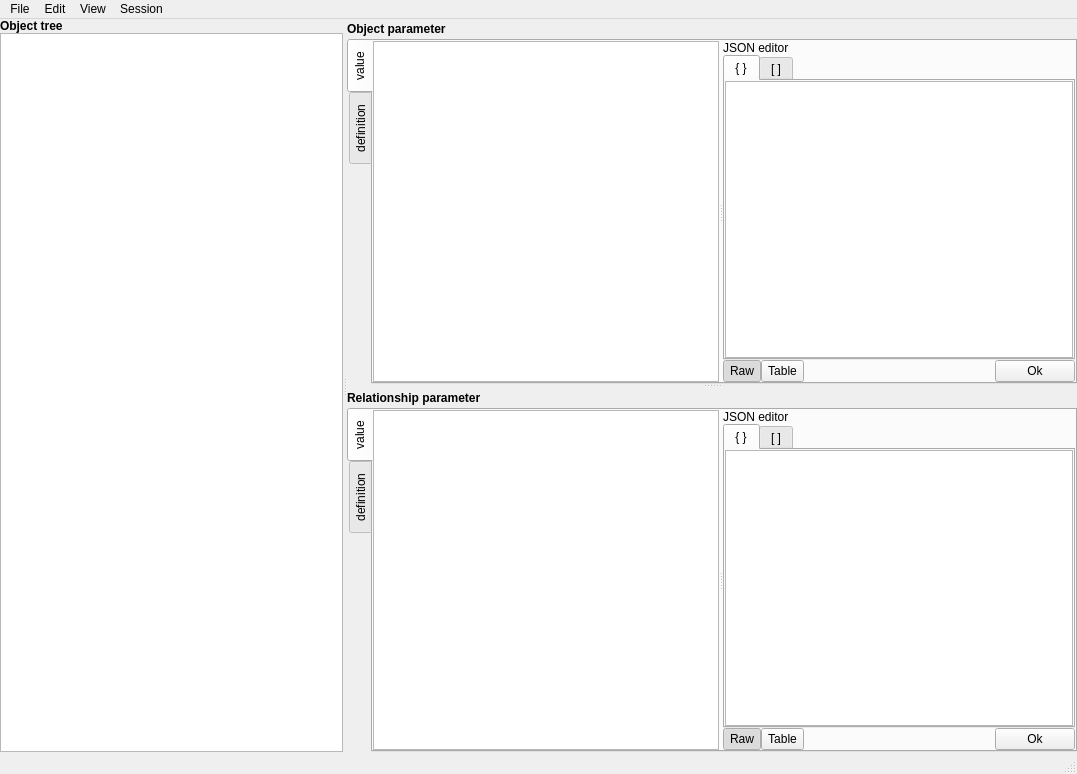
Above: spinetoolbox/ui/tree_view_form.ui from spine-tools/Spine-Toolbox before the change. Below: the same form after it.
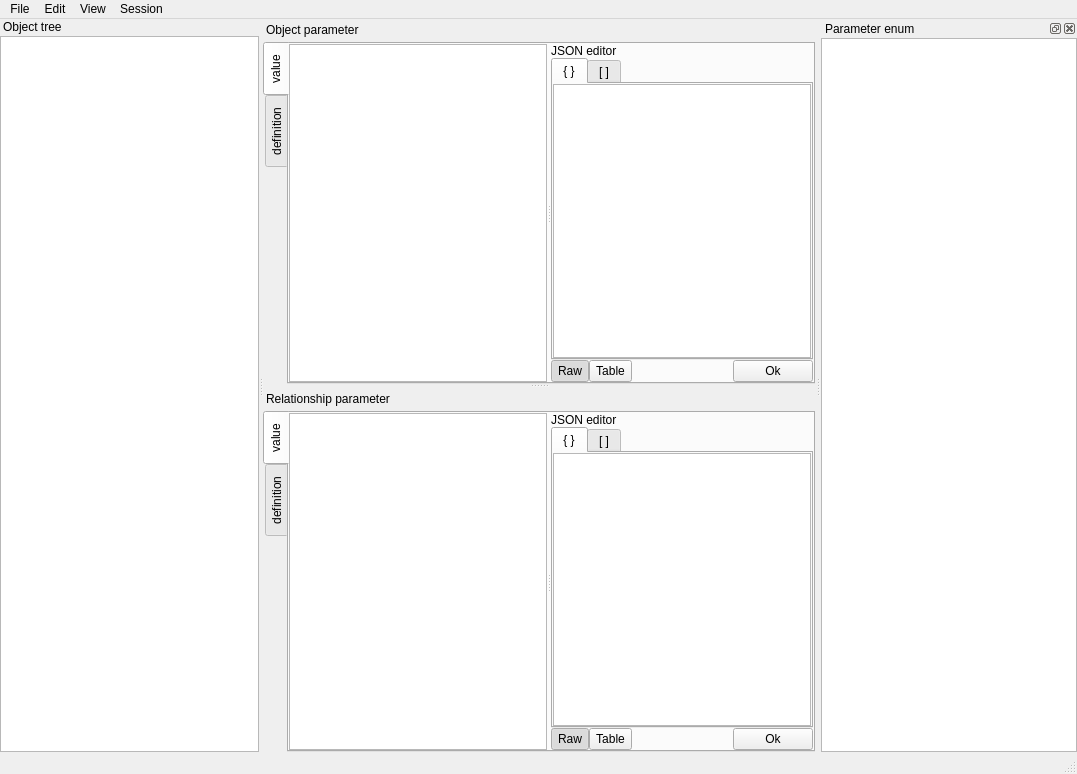
That is the form after the change. Icons and pictures are not drawn. Custom widgets are drawn as their Qt base class.

Commit message: Issue #253 updated: towards support for parameter enums.

```diff
--- a/spinetoolbox/ui/tree_view_form.ui
+++ b/spinetoolbox/ui/tree_view_form.ui
@@ -55,18 +55,43 @@
         <property name="spacing">
          <number>0</number>
         </property>
+        <property name="leftMargin">
+         <number>0</number>
+        </property>
+        <property name="topMargin">
+         <number>0</number>
+        </property>
+        <property name="rightMargin">
+         <number>0</number>
+        </property>
+        <property name="bottomMargin">
+         <number>0</number>
+        </property>
         <item>
-         <widget class="QLabel" name="label_object_tree">
-          <property name="font">
-           <font>
-            <weight>75</weight>
-            <bold>true</bold>
-           </font>
+         <layout class="QHBoxLayout" name="horizontalLayout_4">
+          <property name="spacing">
+           <number>0</number>
           </property>
-          <property name="text">
-           <string>&lt;html&gt;&lt;head/&gt;&lt;body&gt;&lt;p&gt;Object tree&lt;/p&gt;&lt;/body&gt;&lt;/html&gt;</string>
+          <property name="leftMargin">
+           <number>3</number>
           </property>
-         </widget>
+          <property name="topMargin">
+           <number>1</number>
+          </property>
+          <property name="rightMargin">
+           <number>0</number>
+          </property>
+          <property name="bottomMargin">
+           <number>2</number>
+          </property>
+          <item>
+           <widget class="QLabel" name="label_object_tree">
+            <property name="text">
+             <string>Object tree</string>
+            </property>
+           </widget>
+          </item>
+         </layout>
         </item>
         <item>
          <widget class="ObjectTreeView" name="treeView_object">
@@ -113,17 +138,35 @@
             <property name="leftMargin">
              <number>0</number>
             </property>
+            <property name="topMargin">
+             <number>0</number>
+            </property>
+            <property name="rightMargin">
+             <number>0</number>
+            </property>
+            <property name="bottomMargin">
+             <number>0</number>
+            </property>
             <item>
              <layout class="QHBoxLayout" name="horizontalLayout_9">
               <property name="spacing">
                <number>0</number>
               </property>
+              <property name="leftMargin">
+               <number>3</number>
+              </property>
+              <property name="topMargin">
+               <number>1</number>
+              </property>
+              <property name="bottomMargin">
+               <number>2</number>
+              </property>
               <item>
                <widget class="QLabel" name="label_object_parameter">
                 <property name="font">
                  <font>
-                  <weight>75</weight>
-                  <bold>true</bold>
+                  <weight>50</weight>
+                  <bold>false</bold>
                  </font>
                 </property>
                 <property name="text">
@@ -516,14 +559,32 @@
             <property name="leftMargin">
              <number>0</number>
             </property>
+            <property name="topMargin">
+             <number>0</number>
+            </property>
+            <property name="rightMargin">
+             <number>0</number>
+            </property>
             <item>
              <layout class="QHBoxLayout" name="horizontalLayout_10">
+              <property name="spacing">
+               <number>0</number>
+              </property>
+              <property name="leftMargin">
+               <number>3</number>
+              </property>
+              <property name="topMargin">
+               <number>1</number>
+              </property>
+              <property name="bottomMargin">
+               <number>2</number>
+              </property>
               <item>
                <widget class="QLabel" name="label_4">
                 <property name="font">
                  <font>
-                  <weight>75</weight>
-                  <bold>true</bold>
+                  <weight>50</weight>
+                  <bold>false</bold>
                  </font>
                 </property>
                 <property name="text">
@@ -987,6 +1048,46 @@
    <addaction name="menuSession"/>
   </widget>
   <widget class="QStatusBar" name="statusbar"/>
+  <widget class="QDockWidget" name="dockWidget_parameter_enum">
+   <property name="windowTitle">
+    <string>Parameter enum</string>
+   </property>
+   <attribute name="dockWidgetArea">
+    <number>2</number>
+   </attribute>
+   <widget class="QWidget" name="dockWidgetContents">
+    <layout class="QVBoxLayout" name="verticalLayout">
+     <property name="spacing">
+      <number>0</number>
+     </property>
+     <property name="leftMargin">
+      <number>0</number>
+     </property>
+     <property name="topMargin">
+      <number>0</number>
+     </property>
+     <property name="rightMargin">
+      <number>0</number>
+     </property>
+     <property name="bottomMargin">
+      <number>0</number>
+     </property>
+     <item>
+      <widget class="QTreeView" name="treeView_parameter_enum">
+       <property name="contextMenuPolicy">
+        <enum>Qt::CustomContextMenu</enum>
+       </property>
+       <property name="editTriggers">
+        <set>QAbstractItemView::EditKeyPressed</set>
+       </property>
+       <property name="selectionMode">
+        <enum>QAbstractItemView::ExtendedSelection</enum>
+       </property>
+      </widget>
+     </item>
+    </layout>
+   </widget>
+  </widget>
   <action name="actionCommit">
    <property name="enabled">
     <bool>false</bool>
```
Left out of the diff: 60 changed lines with no effect on the pictures. The commit also changes 7 other files.
